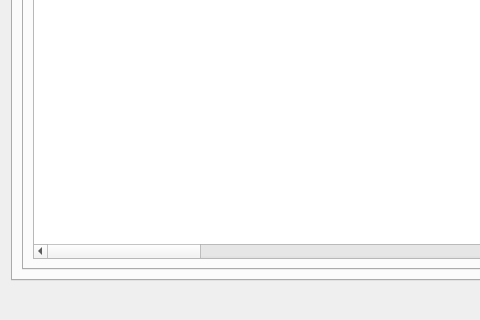
Old version of the form mod_check/forms/ui_runvariables_check_dialog.ui in the repository duncan-r/ModCheck; both pictures show x 0 to 480 and y 264 to 584 of the 783 by 584 pixel window.
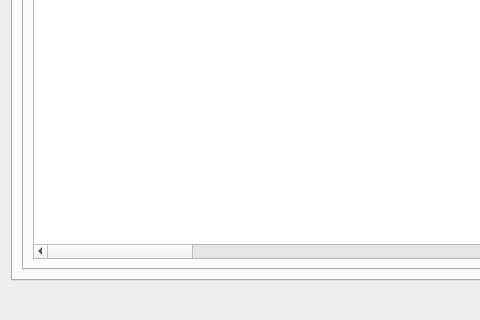
New version of the form. Custom widgets are drawn as their Qt base class.

```diff
--- a/mod_check/forms/ui_runvariables_check_dialog.ui
+++ b/mod_check/forms/ui_runvariables_check_dialog.ui
@@ -143,6 +143,11 @@
                <string>2D Run Options</string>
               </property>
              </column>
+             <column>
+              <property name="text">
+               <string>2D Scheme</string>
+              </property>
+             </column>
              <column>
               <property name="text">
                <string>Full Path</string>
```
